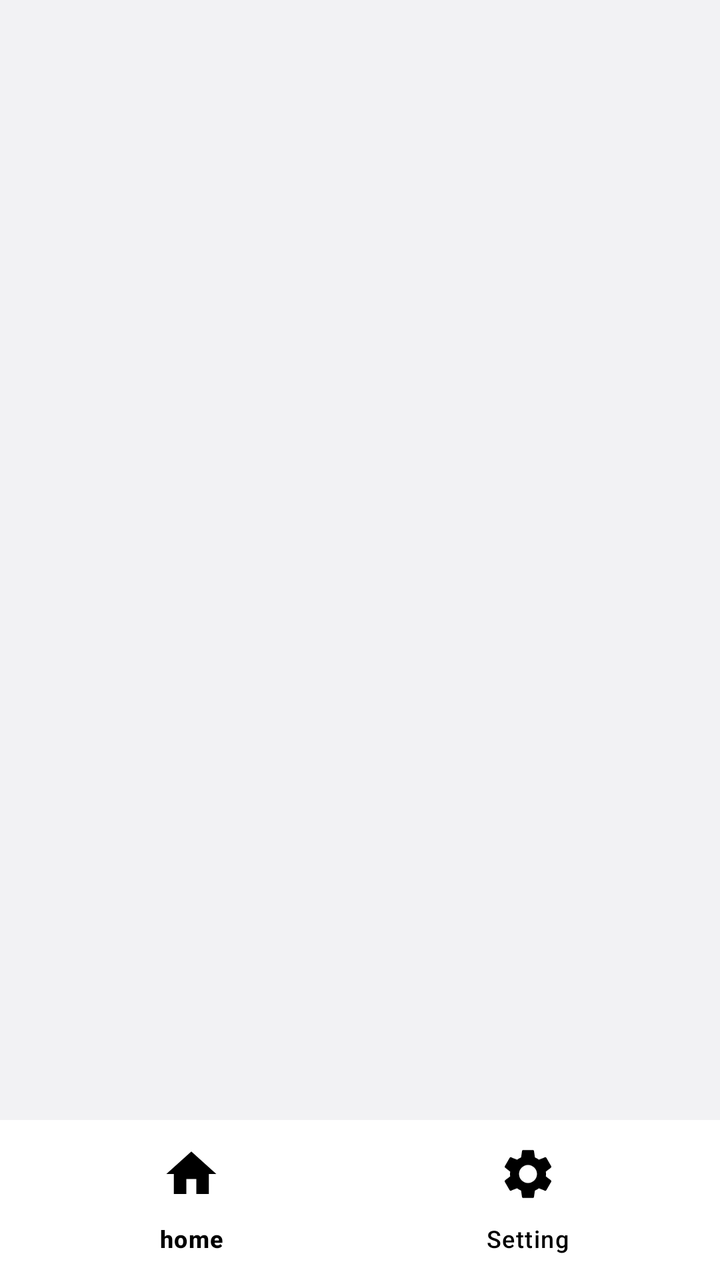
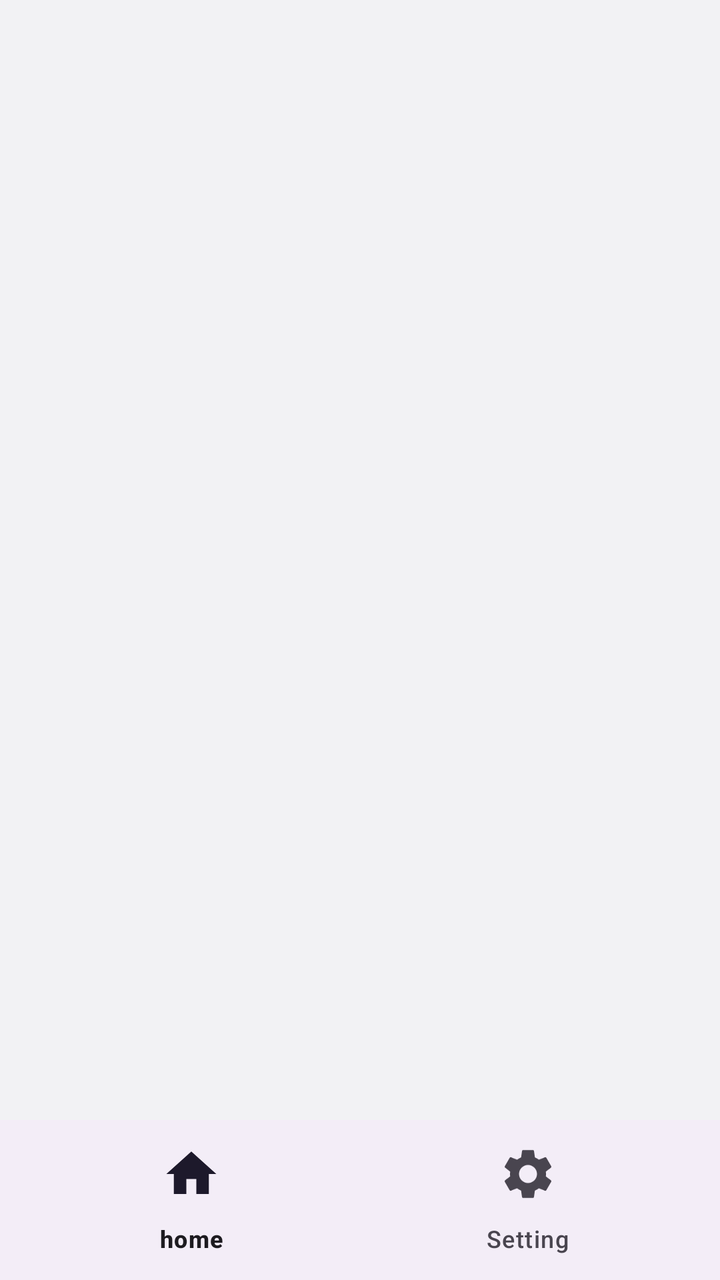

Two renders of the same Android screen: before a commit and after it. Below are the layout's source before the change and the commit's diff.
<!-- AndroidManifest.xml: application theme Theme.TodayToEat -->
<!-- res/layout/activity_main.xml -->
<?xml version="1.0" encoding="utf-8"?>
<LinearLayout
    xmlns:android="http://schemas.android.com/apk/res/android"
    xmlns:app="http://schemas.android.com/apk/res-auto"
    xmlns:tools="http://schemas.android.com/tools"
    android:layout_width="match_parent"
    android:layout_height="match_parent"
    android:orientation="vertical">

    <androidx.viewpager2.widget.ViewPager2
        android:id="@+id/view_pager"
        android:layout_width="match_parent"
        android:layout_height="0dp"
        android:layout_weight="1"/>

    <com.google.android.material.bottomnavigation.BottomNavigationView
        android:id="@+id/bottom_navigation"
        android:layout_width="match_parent"
        android:layout_height="wrap_content"
        android:background="?attr/colorPrimary"
        android:clipToPadding="false"
        app:itemIconTint="?attr/colorOnPrimary"
        app:itemIconSize="30dp"
        app:itemRippleColor="@android:color/transparent"
        app:itemTextColor="?attr/colorOnPrimary"
        app:labelVisibilityMode="labeled"
        app:menu="@menu/bottom_nav_menu" />

</LinearLayout>
<!-- resources referenced by this layout -->
<resources>
  <style name="Theme.TodayToEat" parent="Theme.Material3.DayNight.NoActionBar">
          <item name="windowNoTitle">true</item>
          <item name="windowActionBar">false</item>
  
          <item name="android:navigationBarColor">@android:color/transparent</item>
          <item name="android:statusBarColor">@android:color/transparent</item>
          <item name="android:windowLightStatusBar">true</item>
  
          <item name="colorPrimary">@color/white</item>
          <item name="colorOnPrimary">@color/black</item>
          <item name="colorPrimaryVariant">@color/middleGray</item>
          <item name="colorPrimaryContainer">@color/gray</item>
  
          <item name="android:windowBackground">@color/gray</item>
  
          <item name="materialAlertDialogTheme">@style/MyAlertDialog.Light</item>
  
          <item name="colorSurface">@color/white</item>
          <item name="colorOutline">@color/transparent</item>
  
          <item name="radioButtonStyle">@style/Widget.TodayToEat.RadioButton</item>
  
          <item name="itemBackground">@color/transparent</item>
      </style>
  <color name="white">#FFFFFFFF</color>
  <color name="black">#FF000000</color>
  <color name="middleGray">#E7E6E9</color>
  <color name="gray">#F2F2F4</color>
  <style name="MyAlertDialog.Light" parent="ThemeOverlay.Material3.MaterialAlertDialog">
          <item name="colorPrimary">@color/title_color</item>
          <item name="android:textColor">@color/title_color</item>
      </style>
  <color name="transparent">#00ffffff</color>
  <style name="Widget.TodayToEat.RadioButton" parent="Widget.Material3.CompoundButton.RadioButton">
          <item name="buttonTint">@color/radio_button_tint</item>
      </style>
  <color name="title_color">#000000</color>
</resources>

<!-- the commit's change to res/layout/activity_main.xml (unified diff, before → after) -->
@@ -17,12 +17,8 @@
         android:id="@+id/bottom_navigation"
         android:layout_width="match_parent"
         android:layout_height="wrap_content"
-        android:background="?attr/colorPrimary"
         android:clipToPadding="false"
-        app:itemIconTint="?attr/colorOnPrimary"
         app:itemIconSize="30dp"
-        app:itemRippleColor="@android:color/transparent"
-        app:itemTextColor="?attr/colorOnPrimary"
         app:labelVisibilityMode="labeled"
         app:menu="@menu/bottom_nav_menu" />
 
